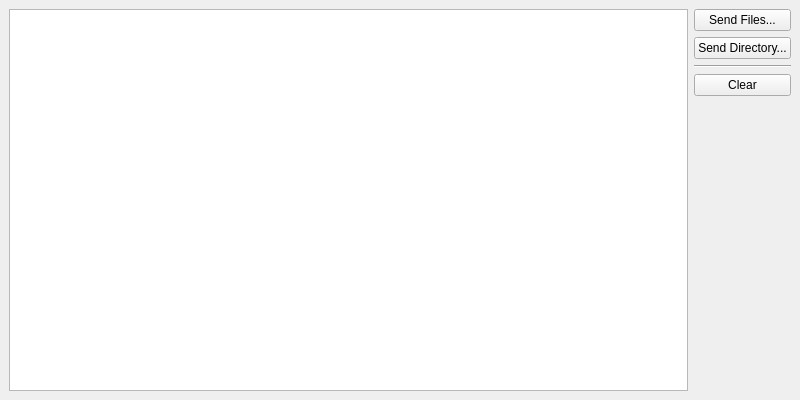
Qt form src/transfer/transferwindow.ui (nitroshare/nitroshare-desktop) before a commit.
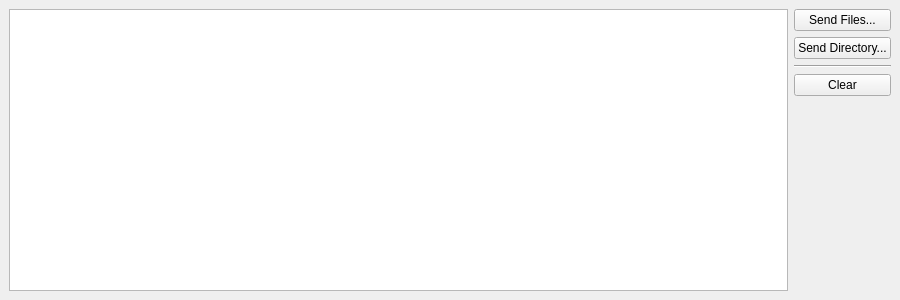
The same form after that commit. Icons and pictures are not drawn.

Commit message: Resized transfer window.

The edit to the form file:
```diff
--- a/src/transfer/transferwindow.ui
+++ b/src/transfer/transferwindow.ui
@@ -6,8 +6,8 @@
    <rect>
     <x>0</x>
     <y>0</y>
-    <width>800</width>
-    <height>400</height>
+    <width>900</width>
+    <height>300</height>
    </rect>
   </property>
   <property name="windowTitle">
```
